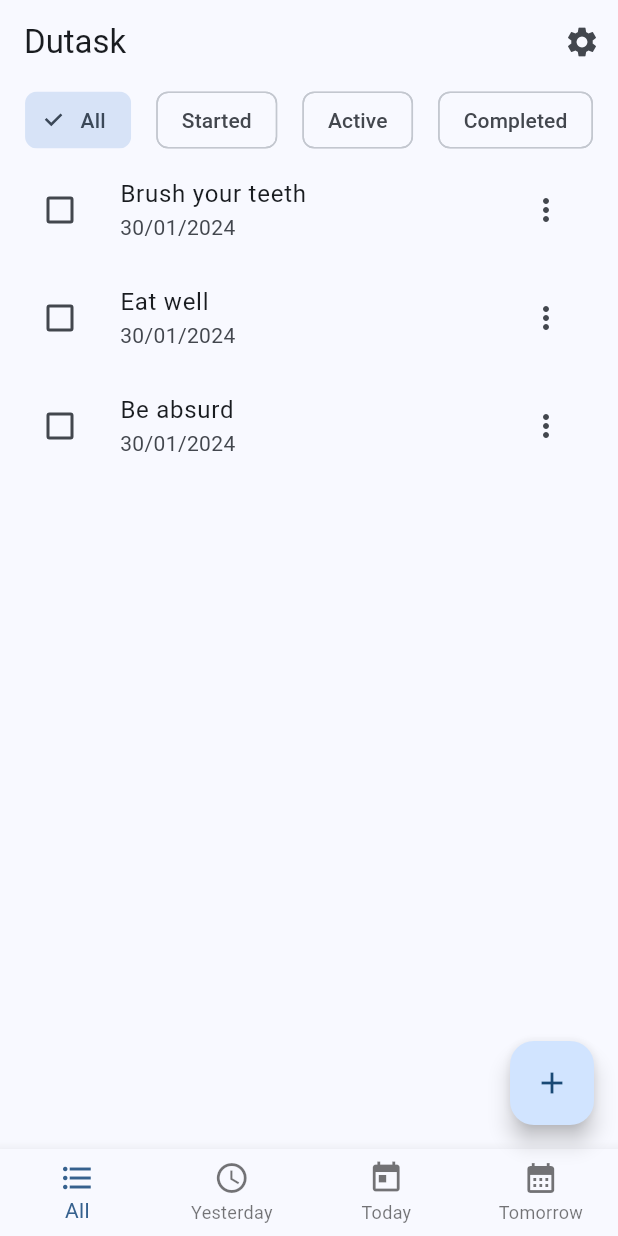
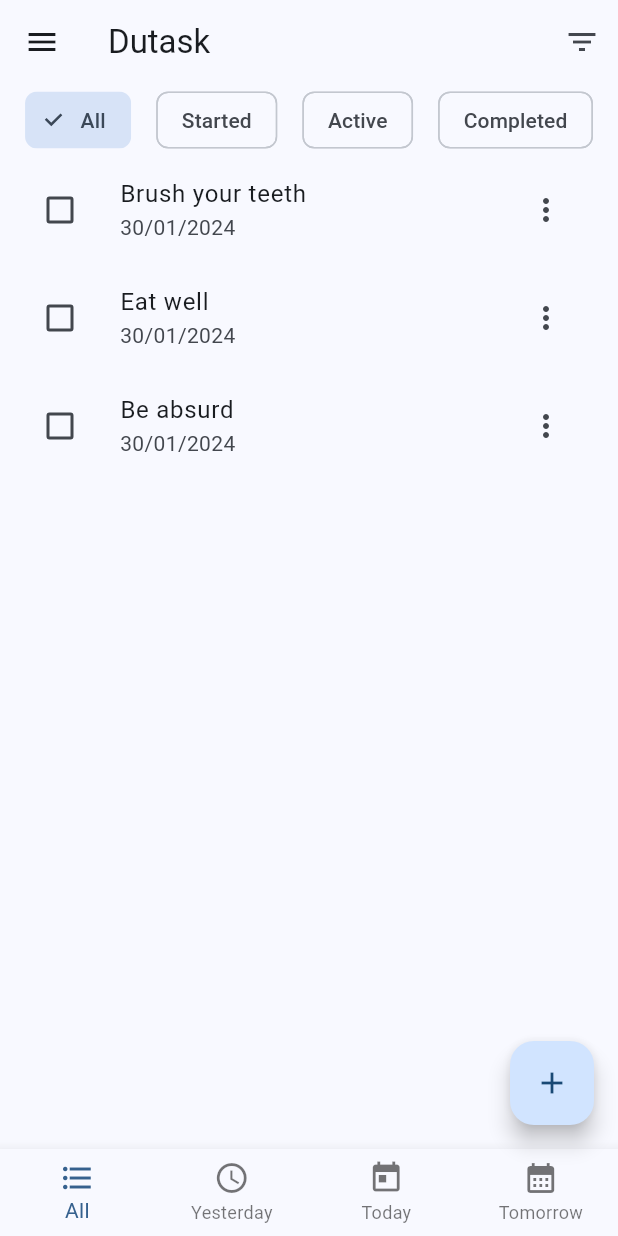
Before and after one commit to raffaelecostanzo/dutask, a Flutter app: the screen it shows after launch, on a phone screen of 412 x 824 dp. Run offline on Flutter 3.47's test engine with Material 3 defaults, Android fonts, the phone set to English and light mode, and no system bars; our stand-ins replace flutter_riverpod, freezed_annotation, mask_text_input_formatter; generated files the repository leaves out were written again.

Commit message:
started to implement navigation drawer

```diff
--- a/lib/views/settings_view.dart
+++ b/lib/views/settings_view.dart
@@ -17,7 +17,7 @@ class SettingsView extends ConsumerWidget {
           SettingsTile(
             currentValue: ref.watch(themeModeProvider),
             title: 'Theme',
-            icon: Icons.palette,
+            icon: Icons.palette_outlined,
             options: ThemeMode.values,
             onOptionChanged: (newValue) =>
                 ref.read(themeModeProvider.notifier).state = newValue,
--- a/lib/views/task_list_view.dart
+++ b/lib/views/task_list_view.dart
@@ -54,15 +54,101 @@ class _TaskListViewState extends ConsumerState<TaskListView> {
         title: const Text('Dutask'),
         actions: [
           IconButton(
-            icon: const Icon(Icons.settings),
-            onPressed: () => Navigator.push(
-              context,
-              MaterialPageRoute(
-                builder: (context) => const SettingsView(),
+            icon: const Icon(Icons.filter_list_outlined),
+            onPressed: () => null,
+          )
+        ],
+      ),
+      drawer: Drawer(
+        child: Column(
+          children: [
+            SafeArea(
+              child: Column(
+                children: [
+                  Container(
+                    padding: EdgeInsets.only(top: 20, left: 20),
+                    alignment: AlignmentDirectional.topStart,
+                    height: 53,
+                    child: Text('Dutask',
+                        style: Theme.of(context).textTheme.titleLarge),
+                  ),
+                  Divider()
+                ],
               ),
             ),
-          )
-        ],
+            Expanded(
+              child: CustomScrollView(
+                slivers: [
+                  SliverFillRemaining(
+                    hasScrollBody: false,
+                    child: Column(
+                      children: [
+                        ListTile(
+                          leading: Icon(Icons.list_alt_outlined),
+                          title: const Text('My Day'),
+                          selected: false,
+                          onTap: () {
+                            Navigator.pop(context);
+                          },
+                        ),
+                        ListTile(
+                          leading: Icon(Icons.list_alt_outlined),
+                          title: const Text('Recurrences'),
+                          selected: false,
+                          onTap: () {
+                            Navigator.pop(context);
+                          },
+                        ),
+                        ListTile(
+                          leading: Icon(Icons.list_alt_outlined),
+                          title: const Text('Important'),
+                          selected: false,
+                          onTap: () {
+                            Navigator.pop(context);
+                          },
+                        ),
+                      ],
+                    ),
+                  ),
+                ],
+              ),
+            ),
+            Column(
+              children: [
+                Divider(),
+                ListTile(
+                  leading: Icon(Icons.settings_outlined),
+                  title: const Text('Settings'),
+                  selected: false,
+                  onTap: () {
+                    Navigator.push(
+                      context,
+                      MaterialPageRoute(
+                        builder: (context) => const SettingsView(),
+                      ),
+                    );
+                  },
+                ),
+                ListTile(
+                  leading: Icon(Icons.help_outline),
+                  title: const Text('Help and Feedback'),
+                  selected: false,
+                  onTap: () {
+                    Navigator.pop(context);
+                  },
+                ),
+                ListTile(
+                  leading: Icon(Icons.info_outline),
+                  title: const Text('About'),
+                  selected: false,
+                  onTap: () {
+                    Navigator.pop(context);
+                  },
+                )
+              ],
+            )
+          ],
+        ),
       ),
       body: Column(
         children: [
```
Also changed, not shown: lib/widgets/task_list_filter_row.dart (+10 -7 lines).
